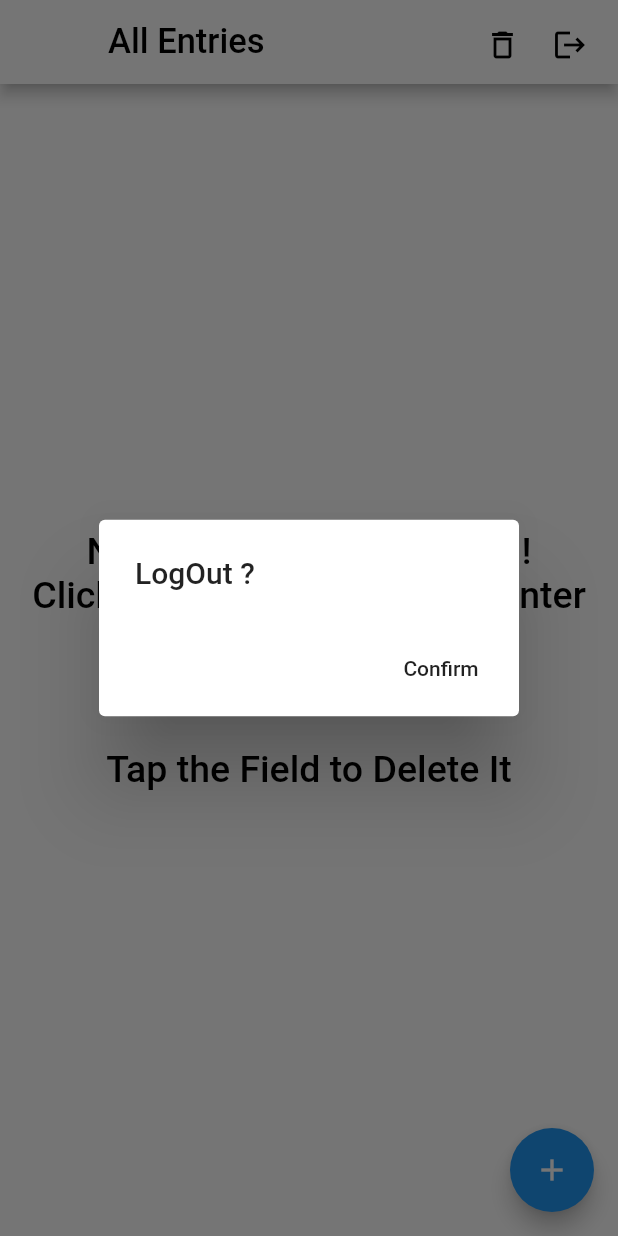
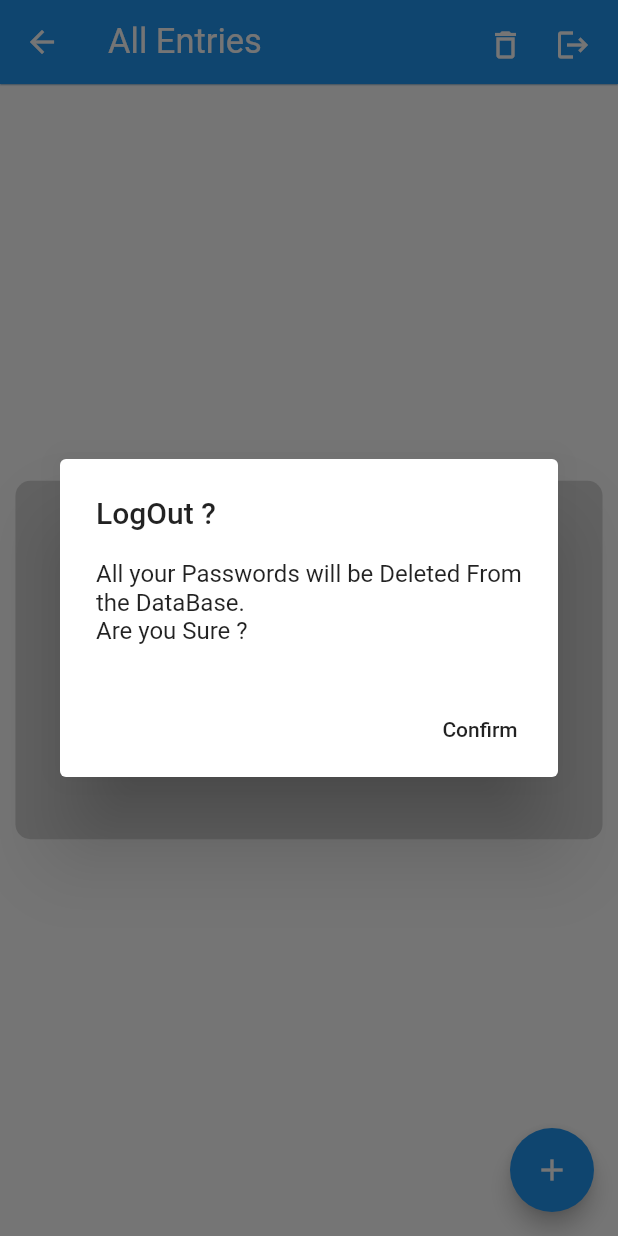
Before and after one commit to keyurgit45/Passwords-Manager, a Flutter app: the Menupage screen opened by its route, after a tap on the "logout" icon, on a phone screen of 412 x 824 dp. Run offline on Flutter 3.47's test engine with Material 2 defaults, Android fonts, the phone set to English and light mode, and no system bars; our stand-ins replace cloud_firestore, firebase_core, google_fonts, local_auth, shared_preferences, sqflite; accounts and stored records are empty; Roboto replaces fonts that are missing (Philosopher, Questrial).

Commit message:
fixed some bugs

```diff
--- a/lib/screens/fingerprint.dart
+++ b/lib/screens/fingerprint.dart
@@ -54,7 +54,7 @@
             mainAxisAlignment: MainAxisAlignment.center,
             children: [
               // SizedBox(height: 32),
-              Image(image: AssetImage('lib/screens/download.png'), width: 121,height: 132,),
+              Image(image: AssetImage('lib/images/download.png'), width: 121,height: 132,),
               SizedBox(height: 30),
               Text(
                 "Fingerprint Authentication",style: TextStyle(fontSize: 24.0),
--- a/lib/screens/menuscreen.dart
+++ b/lib/screens/menuscreen.dart
@@ -191,7 +191,6 @@
                           onPressed: () {
                             if (formstate.currentState.validate()) {
                               // print("Ready To Enter Data");
-
                               insertdata();
                             }
                           },
@@ -218,19 +217,21 @@
   Widget build(BuildContext context) {
     return Scaffold(
       appBar: AppBar(
+          shadowColor: Colors.blue,
           key: _scaffoldKey,
           centerTitle: false,
+          elevation: 0.4,
           title: Text("All Entries",
-              style: GoogleFonts.philosopher(
+              style: GoogleFonts.roboto(
                   fontSize: 23,
-                  color: Colors.black,
-                  fontWeight: FontWeight.w500)),
-          backgroundColor: Colors.white, //appbar color
+                  color: Colors.white,
+                  fontWeight: FontWeight.w400)),
+          backgroundColor: Colors.blue, //appbar color
           actions: [
             Padding(
               padding: const EdgeInsets.all(18.0),
               child: InkWell(
-                child: Icon(Icons.delete_outline, color: Colors.black),
+                child: Icon(Icons.delete_outline, color: Colors.white),
                 onTap: () {
                   return showDialog(
                     context: context,
@@ -255,14 +256,14 @@
             ),
             Padding(
               child: InkWell(
-                child: Icon(Icons.logout, color: Colors.black),
+                child: Icon(Icons.logout, color: Colors.white),
                 onTap: () async {
                   return showDialog(
                     context: context,
                     builder: (ctx) => AlertDialog(
                       title: Text("LogOut ?"),
-                      // content: Text(
-                      //     "All your Passwords will be Deleted From the DataBase. \nAre you Sure ?"),
+                      content: Text(
+                          "All your Passwords will be Deleted From the DataBase. \nAre you Sure ?"),
                       actions: <Widget>[
                         FlatButton(
                           onPressed: () async {
@@ -298,7 +299,7 @@
                   );
                 },
               ),
-              padding: const EdgeInsets.fromLTRB(3, 18, 20, 18),
+              padding: const EdgeInsets.fromLTRB(3, 18, 18, 20),
             )
           ]),
       floatingActionButton: FloatingActionButton(
@@ -312,6 +313,14 @@
           if (snapshot.hasData != null) {
             if (allrows.length == 0) {
               return Center(
+                child: Container(padding: EdgeInsets.all(23),decoration: BoxDecoration(
+          borderRadius: BorderRadius.circular(10),
+
+          color: Colors.grey[350],
+          ),
+                  // color: Colors.grey[350],
+                  width: MediaQuery.of(context).size.width*0.95,
+                  height: MediaQuery.of(context).size.width*0.58,
                   child: Text(
                     "No Passwords Stored Yet !\nClick On The Add Button To Enter Some !\n\n\nTap the Field to Delete It",
                     style: GoogleFonts.questrial(
@@ -319,6 +328,7 @@
                         color: Colors.black,
                         fontWeight: FontWeight.w500),
                     textAlign: TextAlign.center,
+                  ),
                 ),
               );
             } else {
@@ -333,10 +343,10 @@
                         margin: EdgeInsets.only(
                           top: 10.0,
                         ),
-                        decoration: BoxDecoration(
-                          color: Colors.white, //color of box containing data
+                        decoration: BoxDecoration(borderRadius: BorderRadius.circular(10),
+                          color: Colors.white10, //color of box containing data
                         ),
-                        width: MediaQuery.of(context).size.width * 1,
+                        width: MediaQuery.of(context).size.width * 0.9,
                         child: Column(
                           children: <Widget>[
                             Padding(
@@ -353,8 +363,8 @@
                             ),
                             ListTile(
                               leading: Icon(
-                                Icons.lock,
-                                size: 32.0,
+                                Icons.lock_rounded,
+                                size: 29.0,
                                 color: Colors.black87, //color of icon in box
                               ),
                               onTap: () {
```
Also changed, not shown: lib/screens/introscreen.dart (+15 -10 lines), lib/screens/login.dart (+67 -31 lines), pubspec.yaml (+6 -5 lines), lib/images/authentication.png (added), lib/images/download (1).png (renamed from lib/screens/download (1).png), lib/images/download.png (renamed from lib/screens/download.png), lib/images/password-resources-1.jpg (renamed from lib/screens/password-resources-1.jpg), lib/images/secure_login.png (added), lib/screens/finger.png (deleted), pubspec.lock, 5 other files. Lines whose indentation alone changed are shown as unchanged.
